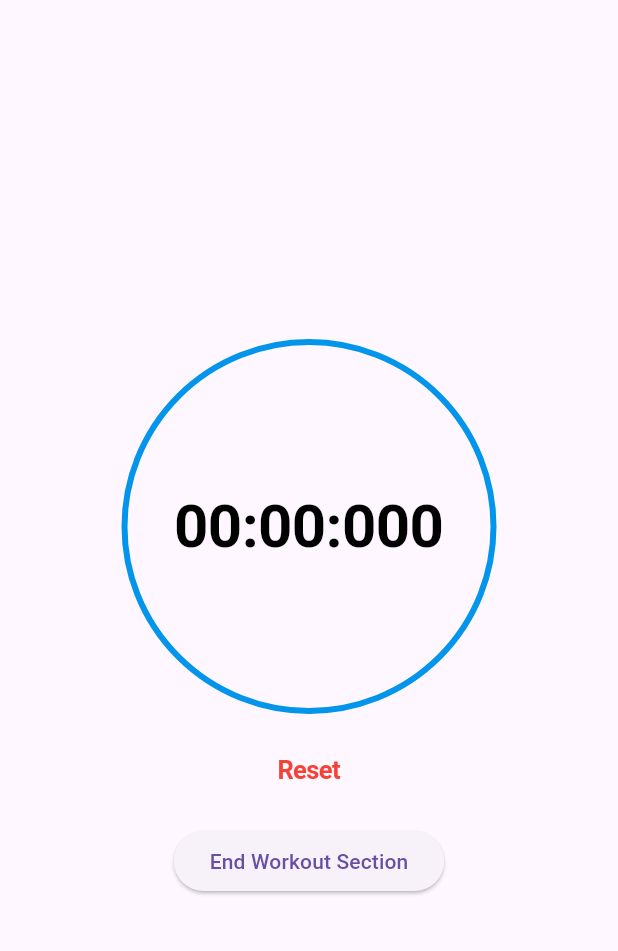
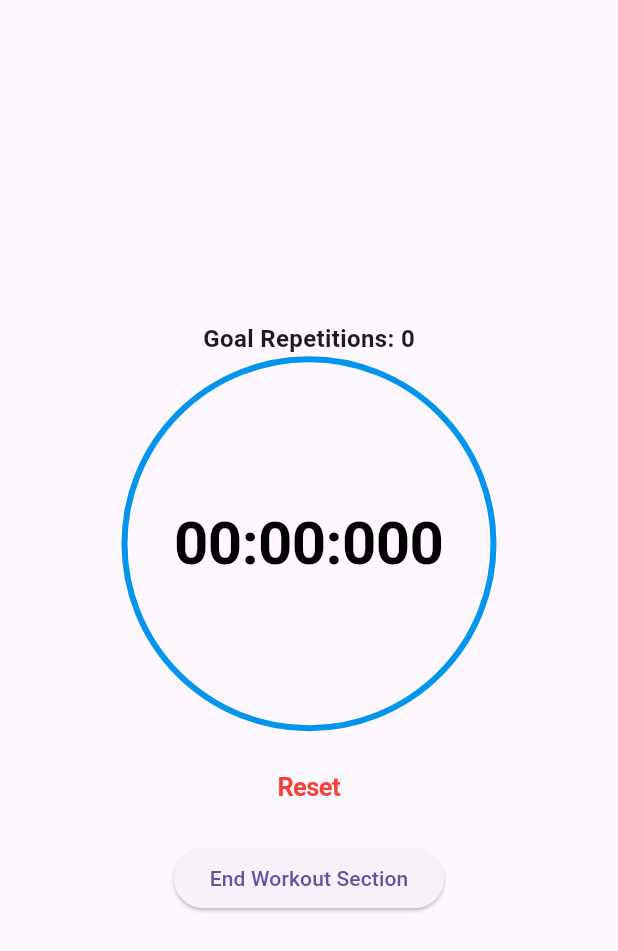
Before and after one commit to Smart-Dumbbell/main, a Flutter app: the WorkingPage screen opened directly, on a phone screen of 412 x 824 dp. Shown: the top 951 px of the screen. Run offline on Flutter 3.47's test engine with Material 3 defaults, Android fonts, the phone set to English and light mode, and no system bars; our stand-ins replace fl_chart, logger, shared_preferences; missing offline and left inert: dart:ffi, flutter_reactive_ble; accounts and stored records are empty.

Commit message:
goal and working page

```diff
--- a/Mobile/lib/working_page.dart
+++ b/Mobile/lib/working_page.dart
@@ -1,6 +1,8 @@
 import 'dart:async';
 import 'package:flutter/cupertino.dart';
 import 'package:flutter/material.dart';
+import 'package:provider/provider.dart';
+import 'package:smart_dumbbell_mobile/goal_page.dart';
 import 'package:smart_dumbbell_mobile/report_page.dart';
 
 
@@ -53,10 +55,20 @@ class _WorkingPageState extends State<WorkingPage> {
     return Scaffold(
       body: SafeArea(
         child: Center(
-          child: Column( // this is the column
+          child: Stack(
+            alignment: Alignment.center, // Adjust as needed
+            children: [
+              Column(
                 mainAxisAlignment: MainAxisAlignment.center,
                 children: [
-
+                  Consumer<RepetitionsProvider>(
+                    builder: (context, repetitionsProvider, child) {
+                      return Text(
+                        'Goal Repetitions: ${repetitionsProvider.selectedRepetitions}',
+                        style: TextStyle(fontSize: 16, fontWeight: FontWeight.bold),
+                      );
+                    },
+                  ),
                   CupertinoButton(
                     onPressed: () {
                       handleStartStop();
@@ -66,7 +78,7 @@ class _WorkingPageState extends State<WorkingPage> {
                       height: 250,
                       alignment: Alignment.center,
                       decoration: BoxDecoration(
-                    shape: BoxShape.circle,  // this one is use for make the circle on ui.
+                        shape: BoxShape.circle,
                         border: Border.all(
                           color: Color(0xff0395eb),
                           width: 4,
@@ -79,10 +91,8 @@ class _WorkingPageState extends State<WorkingPage> {
                       ),),
                     ),
                   ),
-
-              SizedBox(height: 15,),
-
-              CupertinoButton(     // this the cupertino button and here we perform all the reset button function
+                  SizedBox(height:15),
+                  CupertinoButton(
                     onPressed: () {
                       stopwatch.reset();
                     },
@@ -92,7 +102,6 @@ class _WorkingPageState extends State<WorkingPage> {
                       fontWeight: FontWeight.bold,
                     ),),
                   ),
-
                   SizedBox(height: 15),
                   ElevatedButton(
                     onPressed: () {
@@ -105,6 +114,8 @@ class _WorkingPageState extends State<WorkingPage> {
                   ),
                 ],
               ),
+            ],
+          ),
         ),
       ),
     );
```
Also changed, not shown: Mobile/lib/goal_page.dart (+26 -2 lines). Lines whose indentation alone changed are shown as unchanged.
